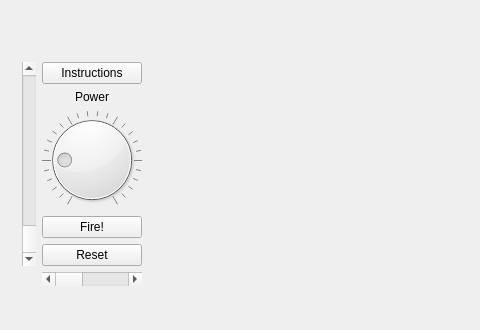
dcrich/berserkBalls, file mainwindowform.ui: the form before one commit; both pictures show x 0 to 480 and y 283 to 613 of the 803 by 613 pixel window.
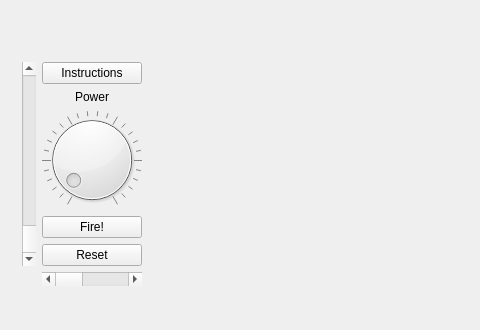
The form after the commit. Custom widgets are drawn as their Qt base class.

Commit message: Edited tests for altered position functionality

Diff of the .ui file:
```diff
--- a/mainwindowform.ui
+++ b/mainwindowform.ui
@@ -128,6 +128,12 @@
          <item>
           <widget class="QDial" name="powerDial">
            <property name="maximum">
+            <number>500</number>
+           </property>
+           <property name="singleStep">
+            <number>10</number>
+           </property>
+           <property name="pageStep">
             <number>100</number>
            </property>
            <property name="value">
```
Left out of the diff: 2 changed lines with no effect on the pictures. The commit also changes 1 other file.
